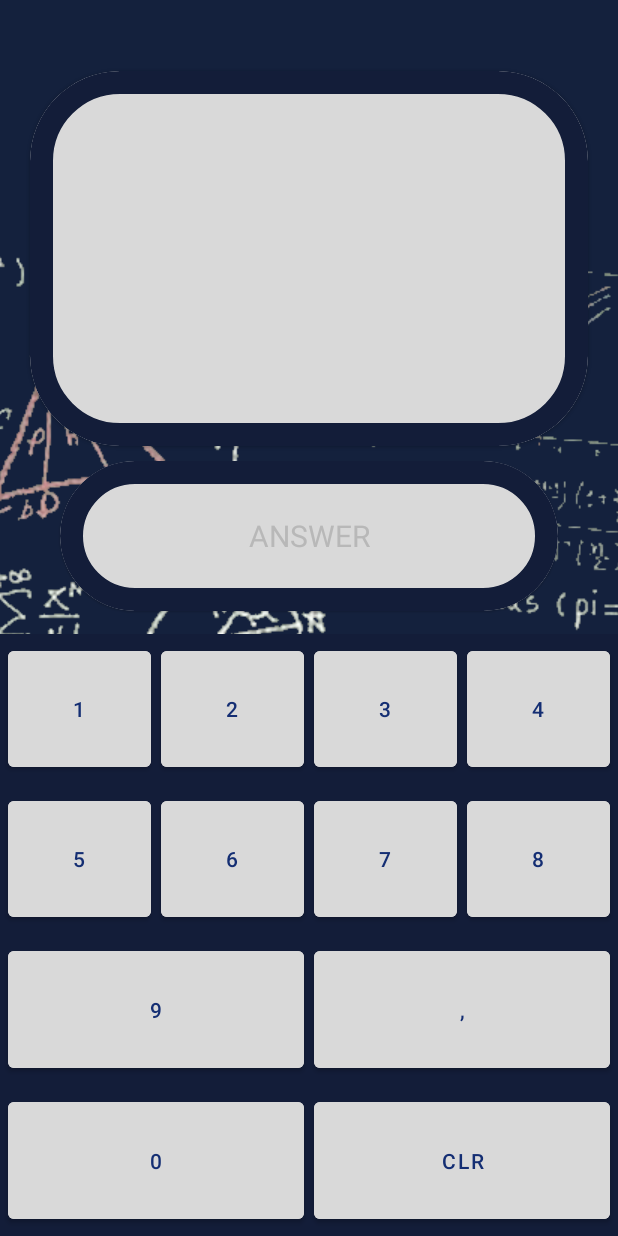
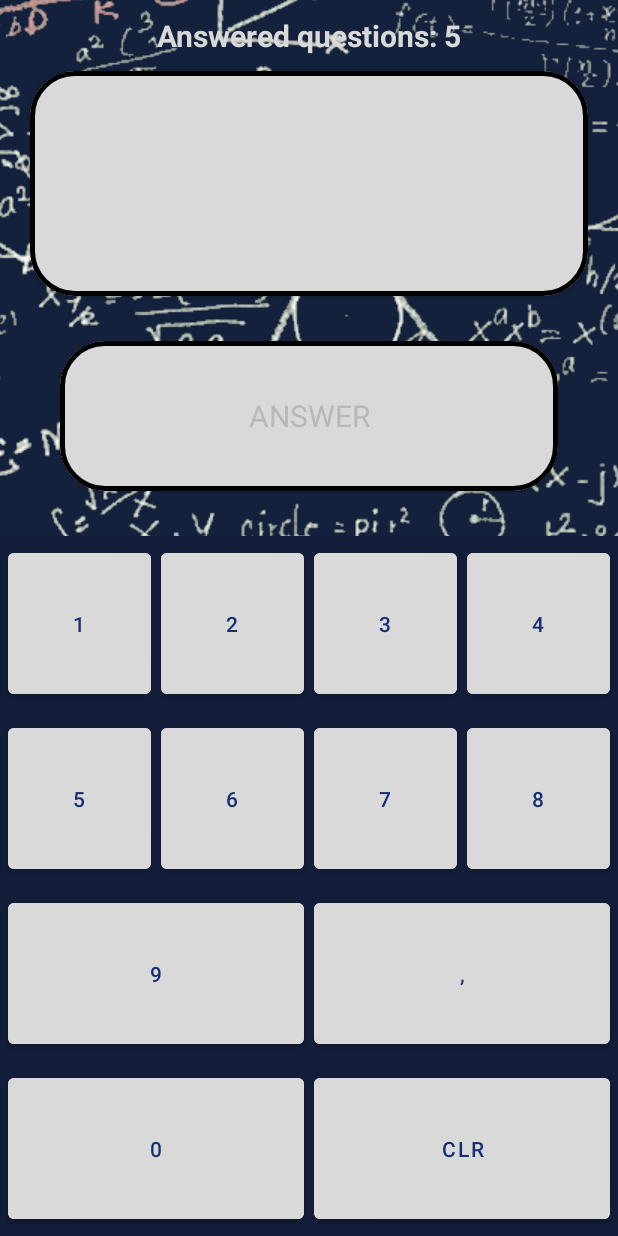
Before and after one commit to bartekkmiecik/Mathemania, an Android app: the QuestionsActivity screen opened directly, with no data from a screen before it, on a phone screen of 412 x 824 dp. Run offline under Robolectric (Android 15) with nearby library versions, the light colour scheme and no system bars.

Commit message:
Improved UI

```diff
--- a/app/src/main/AndroidManifest.xml
+++ b/app/src/main/AndroidManifest.xml
@@ -25,11 +25,6 @@
             android:name=".QuestionsActivity"
             android:exported="true"
             android:screenOrientation="portrait">
-        <intent-filter>
-            <action android:name="android.intent.action.MAIN" />
-
-            <category android:name="android.intent.category.LAUNCHER" />
-        </intent-filter>
         </activity>
     </application>
 
--- a/app/src/main/res/drawable/questionsbg.xml
+++ b/app/src/main/res/drawable/questionsbg.xml
@@ -3,7 +3,7 @@
     <item>
         <bitmap
 
-            android:gravity="bottom"
+            android:gravity="center_vertical"
             android:src="@drawable/questionsscreen"
             />
 
--- a/app/src/main/res/layout/activity_questions.xml
+++ b/app/src/main/res/layout/activity_questions.xml
@@ -12,8 +12,8 @@
     <TextView
         android:layout_width="match_parent"
         android:layout_height="wrap_content"
-        tools:text="Answered questions: 5"
-        android:textColor="#D9D9D9"
+        android:text="Answered questions: 5"
+        android:textColor="#d9D9D9"
         android:textStyle="bold"
         android:gravity="center"
         android:textSize="20sp"
@@ -22,13 +22,13 @@
     <com.google.android.material.card.MaterialCardView
         android:layout_marginTop="10dp"
         android:layout_width="match_parent"
-        android:layout_height="250dp"
+        android:layout_height="150dp"
         android:layout_marginStart="20dp"
         android:layout_marginEnd="20dp"
         android:backgroundTint="#D9D9D9"
-        app:cardCornerRadius="60dp"
-        app:strokeColor="#131D39"
-        app:strokeWidth="15dp">
+        app:cardCornerRadius="30dp"
+        app:strokeColor="@color/black"
+        app:strokeWidth="3dp">
 
         <TextView
             android:id="@+id/textQuestion"
@@ -42,16 +42,16 @@
 
     </com.google.android.material.card.MaterialCardView>
     <com.google.android.material.card.MaterialCardView
-        android:layout_marginTop="10dp"
+        android:layout_marginTop="30dp"
         android:layout_width="match_parent"
         android:layout_height="100dp"
         android:layout_marginStart="40dp"
         android:layout_marginEnd="40dp"
         android:backgroundTint="#D9D9D9"
-        app:cardCornerRadius="60dp"
-        app:strokeColor="#FF131D39"
-        app:strokeWidth="15dp"
-        android:layout_marginBottom="15dp">
+        app:cardCornerRadius="30dp"
+        app:strokeColor="@color/black"
+        app:strokeWidth="3dp"
+        android:layout_marginBottom="30dp">
         <TextView
             android:id="@+id/textAnswer"
             android:layout_width="match_parent"
@@ -78,8 +78,7 @@
             android:text="1"
             android:backgroundTint="#D9D9D9"
             android:layout_margin="3dp"
-            android:textColor="#142E73"
-            android:onClick="click"/>
+            android:textColor="#142E73" />
         <Button
             android:id="@+id/buttonTwo"
             android:layout_width="0dp"
@@ -88,8 +87,7 @@
             android:text="2"
             android:backgroundTint="#D9D9D9"
             android:layout_margin="3dp"
-            android:textColor="#142E73"
-            android:onClick="click"/>
+            android:textColor="#142E73" />
         <Button
             android:id="@+id/buttonThree"
             android:layout_width="0dp"
@@ -98,8 +96,7 @@
             android:text="3"
             android:backgroundTint="#D9D9D9"
             android:layout_margin="3dp"
-            android:textColor="#142E73"
-            android:onClick="click"/>
+            android:textColor="#142E73" />
         <Button
             android:id="@+id/buttonFour"
             android:layout_width="0dp"
@@ -108,9 +105,7 @@
             android:text="4"
             android:backgroundTint="#D9D9D9"
             android:layout_margin="3dp"
-            android:textColor="#142E73"
-            android:onClick="onOperator"
-            />
+            android:textColor="#142E73"/>
     </LinearLayout>
     <LinearLayout
         android:layout_width="match_parent"
@@ -118,8 +113,7 @@
         android:orientation="horizontal"
         android:layout_weight="1"
         android:background="#FF131D39"
-        android:padding="2dp"
-        >
+        android:padding="2dp">
 
         <Button
             android:id="@+id/buttonFive"
@@ -129,8 +123,7 @@
             android:text="5"
             android:backgroundTint="#D9D9D9"
             android:layout_margin="3dp"
-            android:textColor="#142E73"
-            android:onClick="click"/>
+            android:textColor="#142E73" />
         <Button
             android:id="@+id/buttonSix"
             android:layout_width="0dp"
@@ -139,8 +132,7 @@
             android:text="6"
             android:backgroundTint="#D9D9D9"
             android:layout_margin="3dp"
-            android:textColor="#142E73"
-            android:onClick="click"/>
+            android:textColor="#142E73" />
         <Button
             android:id="@+id/buttonSeven"
             android:layout_width="0dp"
@@ -149,8 +141,7 @@
             android:text="7"
             android:backgroundTint="#D9D9D9"
             android:layout_margin="3dp"
-            android:textColor="#142E73"
-            android:onClick="click"/>
+            android:textColor="#142E73" />
         <Button
             android:id="@+id/buttonEight"
             android:layout_width="0dp"
@@ -160,7 +151,6 @@
             android:backgroundTint="#D9D9D9"
             android:layout_margin="3dp"
             android:textColor="#142E73"
-            android:onClick="onOperator"
             />
     </LinearLayout>
 
@@ -180,8 +170,7 @@
             android:text="9"
             android:backgroundTint="#D9D9D9"
             android:layout_margin="3dp"
-            android:textColor="#142E73"
-            android:onClick="click"/>
+            android:textColor="#142E73" />
         <Button
             android:id="@+id/buttonComa"
             android:layout_width="0dp"
@@ -190,8 +179,7 @@
             android:text=","
             android:backgroundTint="#D9D9D9"
             android:layout_margin="3dp"
-            android:textColor="#142E73"
-            android:onClick="click"/>
+            android:textColor="#142E73" />
     </LinearLayout>
 
     <LinearLayout
@@ -211,7 +199,7 @@
             android:backgroundTint="#D9D9D9"
             android:layout_margin="3dp"
             android:textColor="#142E73"
-            android:onClick="click" />
+            />
         <Button
             android:id="@+id/buttonClear"
             android:layout_width="0dp"
@@ -220,8 +208,7 @@
             android:text="CLR"
             android:backgroundTint="#D9D9D9"
             android:layout_margin="3dp"
-            android:textColor="#142E73"
-            android:onClick="click"/>
+            android:textColor="#142E73" />
     </LinearLayout>
 
 </LinearLayout>
```
Also changed, not shown: app/src/main/res/drawable/questionsscreen.png.
